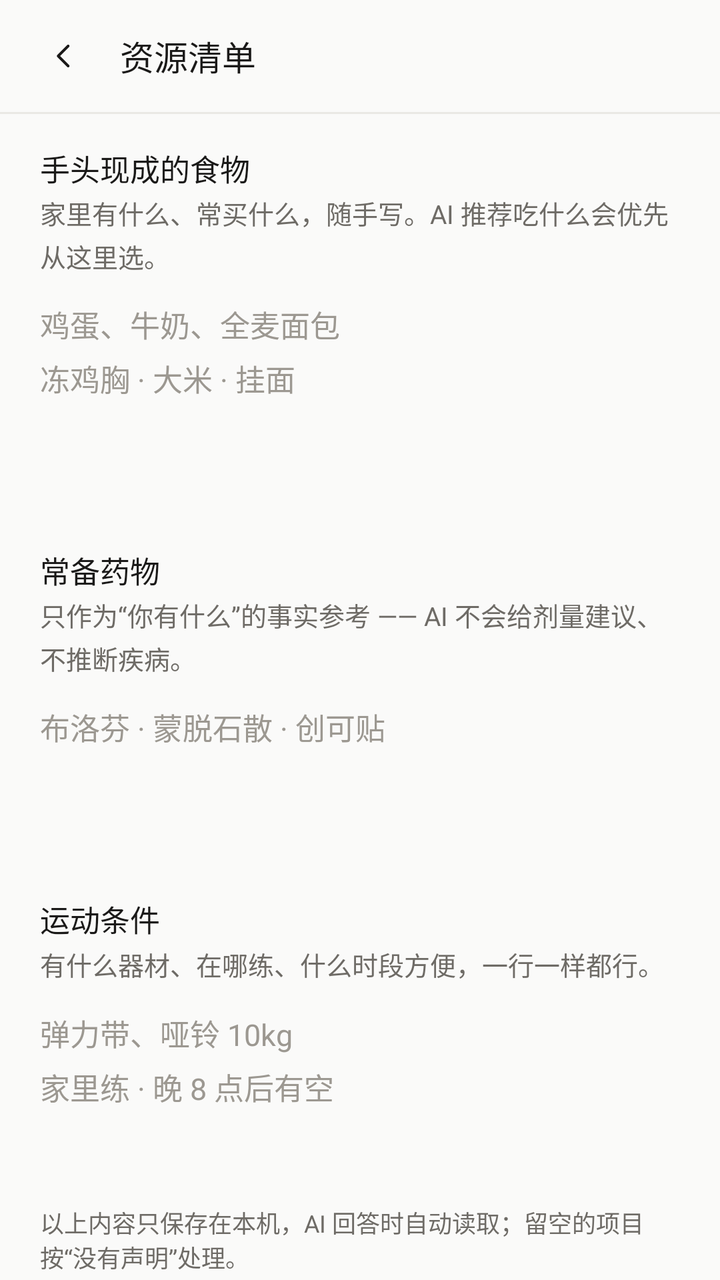
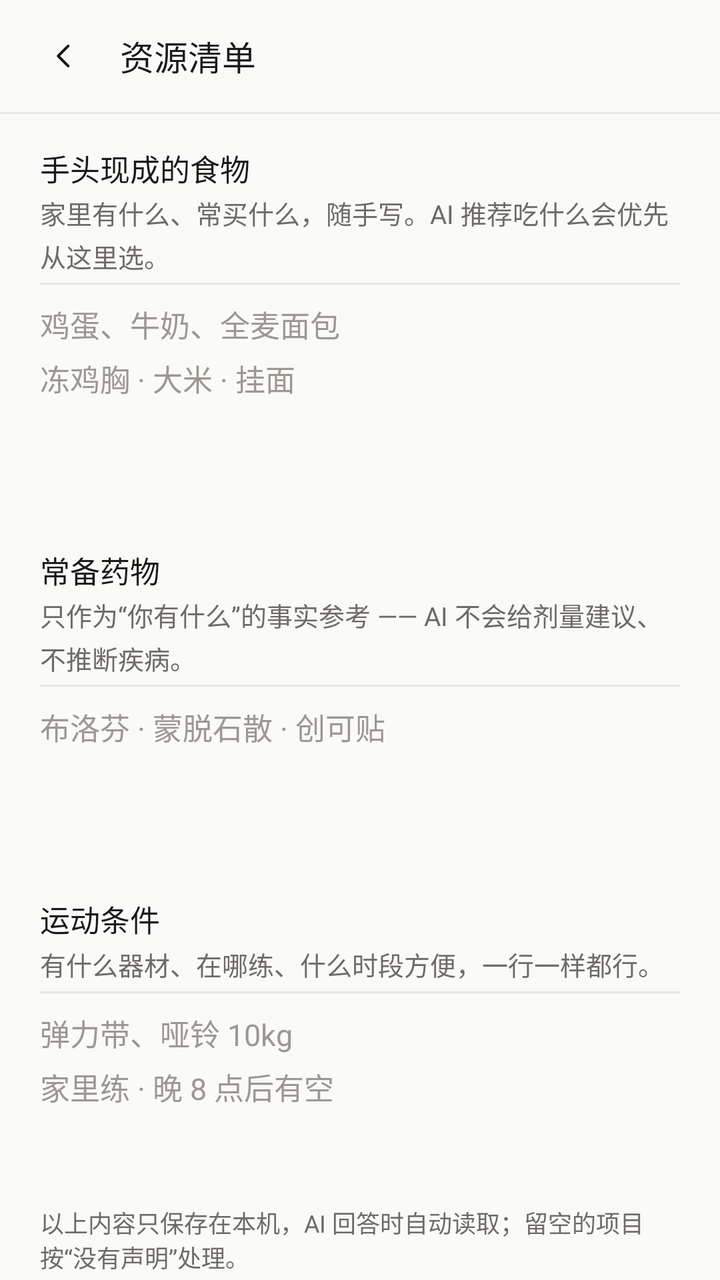

Two renders of the same Android screen: before a commit and after it. Below are the layout's source before the change and the commit's diff.
<!-- AndroidManifest.xml: application theme Theme.Healix -->
<!-- res/layout/fragment_resource.xml -->
<?xml version="1.0" encoding="utf-8"?>
<LinearLayout xmlns:android="http://schemas.android.com/apk/res/android"
    xmlns:tools="http://schemas.android.com/tools"
    android:layout_width="match_parent"
    android:layout_height="match_parent"
    android:background="@color/bg"
    android:orientation="vertical">

    <RelativeLayout
        android:layout_width="match_parent"
        android:layout_height="56dp"
        android:paddingEnd="@dimen/screen_margin">

        <ImageButton
            android:id="@+id/btnBack"
            android:layout_width="@dimen/touch_min"
            android:layout_height="@dimen/touch_min"
            android:layout_centerVertical="true"
            android:layout_marginStart="8dp"
            android:background="?attr/selectableItemBackgroundBorderless"
            android:contentDescription="@string/back"
            android:padding="14dp"
            android:scaleType="fitCenter"
            android:src="@drawable/ic_back" />

        <TextView
            style="@style/Text.Title"
            android:layout_width="wrap_content"
            android:layout_height="match_parent"
            android:layout_marginStart="4dp"
            android:layout_toEndOf="@id/btnBack"
            android:gravity="center_vertical"
            android:text="@string/resources_title" />
    </RelativeLayout>

    <View
        android:layout_width="match_parent"
        android:layout_height="@dimen/divider"
        android:background="@color/line" />

    <ScrollView
        android:layout_width="match_parent"
        android:layout_height="match_parent"
        android:clipToPadding="false"
        android:paddingBottom="28dp"
        android:scrollbars="none">

        <LinearLayout
            android:layout_width="match_parent"
            android:layout_height="wrap_content"
            android:orientation="vertical"
            android:paddingStart="@dimen/screen_margin"
            android:paddingEnd="@dimen/screen_margin">

            
            <TextView
                style="@style/Text.Body"
                android:layout_width="match_parent"
                android:layout_height="wrap_content"
                android:paddingTop="16dp"
                android:text="@string/resources_food_label" />

            <TextView
                style="@style/Text.Secondary"
                android:layout_width="match_parent"
                android:layout_height="wrap_content"
                android:layout_marginTop="2dp"
                android:text="@string/resources_food_hint" />

            <EditText
                android:id="@+id/editFoods"
                style="@style/Widget.Healix.BlockInput"
                android:layout_width="match_parent"
                android:layout_height="wrap_content"
                android:layout_marginTop="4dp"
                android:gravity="top|start"
                android:hint="@string/resources_food_ph"
                android:importantForAutofill="no"
                android:inputType="textMultiLine"
                android:maxLines="10"
                android:minLines="4"
                android:scrollbars="vertical" />

            
            <TextView
                style="@style/Text.Body"
                android:layout_width="match_parent"
                android:layout_height="wrap_content"
                android:paddingTop="20dp"
                android:text="@string/resources_meds_label" />

            <TextView
                style="@style/Text.Secondary"
                android:layout_width="match_parent"
                android:layout_height="wrap_content"
                android:layout_marginTop="2dp"
                android:text="@string/resources_meds_hint" />

            <EditText
                android:id="@+id/editMeds"
                style="@style/Widget.Healix.BlockInput"
                android:layout_width="match_parent"
                android:layout_height="wrap_content"
                android:layout_marginTop="4dp"
                android:gravity="top|start"
                android:hint="@string/resources_meds_ph"
                android:importantForAutofill="no"
                android:inputType="textMultiLine"
                android:maxLines="8"
                android:minLines="3"
                android:scrollbars="vertical" />

            
            <TextView
                style="@style/Text.Body"
                android:layout_width="match_parent"
                android:layout_height="wrap_content"
                android:paddingTop="20dp"
                android:text="@string/resources_sport_label" />

            <TextView
                style="@style/Text.Secondary"
                android:layout_width="match_parent"
                android:layout_height="wrap_content"
                android:layout_marginTop="2dp"
                android:text="@string/resources_sport_hint" />

            <EditText
                android:id="@+id/editSport"
                style="@style/Widget.Healix.BlockInput"
                android:layout_width="match_parent"
                android:layout_height="wrap_content"
                android:layout_marginTop="4dp"
                android:gravity="top|start"
                android:hint="@string/resources_sport_ph"
                android:importantForAutofill="no"
                android:inputType="textMultiLine"
                android:maxLines="8"
                android:minLines="3"
                android:scrollbars="vertical" />

            
            <TextView
                style="@style/Text.Caption"
                android:layout_width="match_parent"
                android:layout_height="wrap_content"
                android:layout_marginTop="16dp"
                android:paddingBottom="8dp"
                android:text="@string/resources_footer" />
        </LinearLayout>
    </ScrollView>
</LinearLayout>
<!-- resources referenced by this layout -->
<resources>
  <color name="bg">#FAFAF9</color>
  <color name="line">#EAE8E4</color>
  <dimen name="divider">1dp</dimen>
  <dimen name="screen_margin">20dp</dimen>
  <dimen name="touch_min">48dp</dimen>
  <string name="back">返回</string>
  <string name="resources_food_hint">家里有什么、常买什么，随手写。AI 推荐吃什么会优先从这里选。</string>
  <string name="resources_food_label">手头现成的食物</string>
  <string name="resources_food_ph">鸡蛋、牛奶、全麦面包\n冻鸡胸 · 大米 · 挂面</string>
  <string name="resources_footer">以上内容只保存在本机，AI 回答时自动读取；留空的项目按“没有声明”处理。</string>
  <string name="resources_meds_hint">只作为“你有什么”的事实参考 —— AI 不会给剂量建议、不推断疾病。</string>
  <string name="resources_meds_label">常备药物</string>
  <string name="resources_meds_ph">布洛芬 · 蒙脱石散 · 创可贴</string>
  <string name="resources_sport_hint">有什么器材、在哪练、什么时段方便，一行一样都行。</string>
  <string name="resources_sport_label">运动条件</string>
  <string name="resources_sport_ph">弹力带、哑铃 10kg\n家里练 · 晚 8 点后有空</string>
  <string name="resources_title">资源清单</string>
  <style name="Text.Body" parent="">
          <item name="android:textSize">15sp</item>
          <item name="android:textColor">@color/text_1</item>
          <item name="android:lineSpacingExtra">6sp</item>
      </style>
  <style name="Text.Caption" parent="">
          <item name="android:textSize">12sp</item>
          <item name="android:textColor">@color/text_2</item>
      </style>
  <style name="Text.Secondary" parent="">
          <item name="android:textSize">13sp</item>
          <item name="android:textColor">@color/text_2</item>
          <item name="android:lineSpacingExtra">3sp</item>
      </style>
  <style name="Text.Title" parent="">
          <item name="android:textSize">17sp</item>
          <item name="android:textStyle">normal</item>
          <item name="android:fontFamily">sans-serif-medium</item>
          <item name="android:textColor">@color/text_1</item>
      </style>
  <style name="Widget.Healix.BlockInput" parent="">
          <item name="android:background">@null</item>
          <item name="android:textSize">15sp</item>
          <item name="android:textColor">@color/text_1</item>
          <item name="android:textColorHint">@color/text_3</item>
          <item name="android:lineSpacingMultiplier">1.25</item>
          <item name="android:paddingTop">10dp</item>
          <item name="android:paddingBottom">10dp</item>
          <item name="android:paddingStart">0dp</item>
          <item name="android:paddingEnd">0dp</item>
          <item name="android:inputType">textMultiLine|textCapSentences</item>
      </style>
  <color name="text_1">#1A1918</color>
  <color name="text_2">#6E6B66</color>
  <color name="text_3">#9C9891</color>
  <color name="accent">#B85028</color>
  <style name="Widget.Healix.BottomSheet" parent="Widget.MaterialComponents.BottomSheet.Modal">
          <item name="android:background">@android:color/transparent</item>
          <item name="android:backgroundTint">@android:color/transparent</item>
      </style>
  <!-- unchanged entries left out for length: 2 -->
</resources>

<!-- the commit's change to res/layout/fragment_resource.xml (unified diff, before → after) -->
@@ -39,6 +39,7 @@
         android:background="@color/line" />
 
     <ScrollView
+        android:id="@+id/contentScroll"
         android:layout_width="match_parent"
         android:layout_height="match_parent"
         android:clipToPadding="false"
<!-- resource entries referenced after the edit -->
@@ -38,7 +38,7 @@
           <item name="android:textColor">@color/text_1</item>
       </style>
   <style name="Widget.Healix.BlockInput" parent="">
-          <item name="android:background">@null</item>
+          <item name="android:background">@drawable/bg_input_top_line</item>
           <item name="android:textSize">15sp</item>
           <item name="android:textColor">@color/text_1</item>
           <item name="android:textColorHint">@color/text_3</item>
@@ -51,6 +51,21 @@
       </style>
   <color name="text_1">#1A1918</color>
   <color name="text_2">#6E6B66</color>
+  <!-- drawable bg_input_top_line (drawable) -->
+  <?xml version="1.0" encoding="utf-8"?>
+  <layer-list xmlns:android="http://schemas.android.com/apk/res/android">
+      <item>
+          <shape android:shape="rectangle">
+              <solid android:color="@android:color/transparent" />
+          </shape>
+      </item>
+      <item android:bottom="-2dp" android:left="-2dp" android:right="-2dp">
+          <shape android:shape="rectangle">
+              <stroke android:width="@dimen/divider" android:color="@color/focus_line" />
+              <solid android:color="@android:color/transparent" />
+          </shape>
+      </item>
+  </layer-list>
   <color name="text_3">#9C9891</color>
   <color name="accent">#B85028</color>
   <style name="Widget.Healix.BottomSheet" parent="Widget.MaterialComponents.BottomSheet.Modal">
